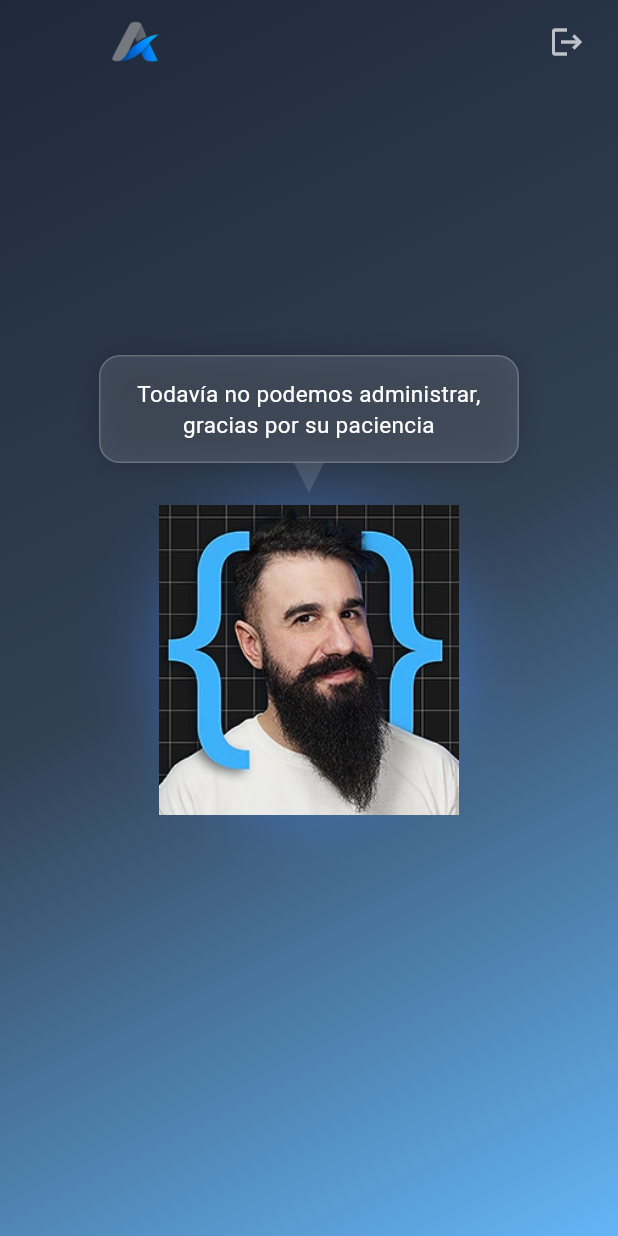
After one commit to amo0037-commits/Grupo-Alpha, a Flutter app: the InicioAdmin screen opened directly, on a phone screen of 412 x 824 dp. The commit adds this screen. Run offline on Flutter 3.47's test engine with Material 3 defaults, Android fonts, the light colour scheme and no system bars; our stand-ins replace animated_text_kit, cloud_firestore, firebase_auth, firebase_core, firebase_messaging, flutter_local_notifications and 3 more; accounts and stored records are empty; network calls fail.

Commit message:
Creación pagina inicio admin, pagina profile worker
Pagina de inicio para rol admin ( esqueleto, solo hay una appbar con botón para cerrar la sesión)
Creación de pagina de perfil para el rol de worker ( prototipo sin funcionalidades) .

```diff
--- /dev/null
+++ b/gestion_cliente/lib/screens/inicio_admin.dart
@@ -0,0 +1,145 @@
+
+import 'package:flutter/material.dart';
+import 'package:firebase_auth/firebase_auth.dart';
+
+class InicioAdmin extends StatelessWidget {
+  const InicioAdmin({super.key});
+
+  @override
+  Widget build(BuildContext context) {
+    return Container(
+      decoration: const BoxDecoration(
+        gradient: LinearGradient(
+          begin: Alignment.topLeft,
+          end: Alignment.bottomRight,
+          colors: [
+            Color(0xFF1E293B),
+            Color(0xFF334155),
+            Color(0xFF64B5F6),
+          ],
+        ),
+      ),
+      child: Scaffold(
+        backgroundColor: Colors.transparent,
+
+        appBar: AppBar(
+          elevation: 0,
+          backgroundColor: Colors.transparent,
+
+          leadingWidth: 160,
+          leading: Padding(
+            padding: const EdgeInsets.only(left: 20),
+            child: Image.asset(
+              'assets/images/Icono_AlphaApp.png',
+              fit: BoxFit.contain,
+            ),
+          ),
+
+          actions: [
+            IconButton(
+              icon: const Icon(Icons.logout, color: Colors.white70),
+              onPressed: () async {
+                await FirebaseAuth.instance.signOut();
+              },
+            ),
+            const SizedBox(width: 10),
+          ],
+        ),
+
+        body: Center(
+          child: SizedBox(
+            width: double.infinity,
+            child: Column(
+              mainAxisAlignment: MainAxisAlignment.center,
+              children: [
+                Stack(
+                  clipBehavior: Clip.none,
+                  alignment: Alignment.center,
+                  children: [
+
+
+                    Container(
+                      decoration: BoxDecoration(
+                        shape: BoxShape.circle,
+                        boxShadow: [
+                          BoxShadow(
+                            color: Colors.blueAccent.withValues(alpha: 0.4),
+                            blurRadius: 35,
+                            spreadRadius: 5,
+                          ),
+                        ],
+                      ),
+                      child: Image.asset(
+                        'assets/images/moureperfil.png',
+                        width: 200,
+                      ),
+                    ),
+
+
+                    Positioned(
+                      top: -100,
+                      child: Column(
+                        children: [
+                          Container(
+                            padding: const EdgeInsets.all(14),
+                            constraints: const BoxConstraints(maxWidth: 280),
+                            decoration: BoxDecoration(
+                              color: Colors.white.withValues(alpha: 0.12),
+                              borderRadius: BorderRadius.circular(14),
+                              border: Border.all(
+                                color: Colors.white.withValues(alpha: 0.2),
+                              ),
+                              boxShadow: [
+                                BoxShadow(
+                                  color: Colors.black.withValues(alpha: 0.2),
+                                  blurRadius: 15,
+                                ),
+                              ],
+                            ),
+                            child: const Text(
+                              "Todavía no podemos administrar, gracias por su paciencia",
+                              textAlign: TextAlign.center,
+                              style: TextStyle(
+                                color: Colors.white,
+                                fontSize: 15,
+                              ),
+                            ),
+                          ),
+
+                          // 🔺 TRIÁNGULO GLASS
+                          CustomPaint(
+                            size: const Size(20, 20),
+                            painter: _TrianglePainter(),
+                          ),
+                        ],
+                      ),
+                    ),
+                  ],
+                ),
+              ],
+            ),
+          ),
+        ),
+      ),
+    );
+  }
+}
+
+
+class _TrianglePainter extends CustomPainter {
+  @override
+  void paint(Canvas canvas, Size size) {
+    final paint = Paint()..color = Colors.white.withValues(alpha: 0.12);
+
+    final path = Path()
+      ..moveTo(0, 0)
+      ..lineTo(size.width / 2, size.height)
+      ..lineTo(size.width, 0)
+      ..close();
+
+    canvas.drawPath(path, paint);
+  }
+
+  @override
+  bool shouldRepaint(CustomPainter oldDelegate) => false;
+}
--- a/gestion_cliente/lib/screens/root_page.dart
+++ b/gestion_cliente/lib/screens/root_page.dart
@@ -1,10 +1,10 @@
 import 'package:flutter/material.dart';
 import 'package:firebase_auth/firebase_auth.dart';
 import 'package:cloud_firestore/cloud_firestore.dart';
+import 'package:gestion_cliente/screens/inicio_admin.dart';
 
 import 'login_screen.dart';
 import 'inicio_screen.dart';
-import 'admin_page.dart';
 import 'inicio_worker.dart';
 
 class RootPage extends StatelessWidget {
@@ -28,7 +28,7 @@ class RootPage extends StatelessWidget {
         return const InicioWorker();
 
       case 'admin':
-        return AdminPage();
+        return const InicioAdmin();
 
       default:
         return const PaginaInicio();
```
Also changed, not shown: gestion_cliente/lib/screens/inicio_worker.dart (+20 -18 lines), gestion_cliente/lib/screens/profile_worker.dart (added, +228 -0 lines).
